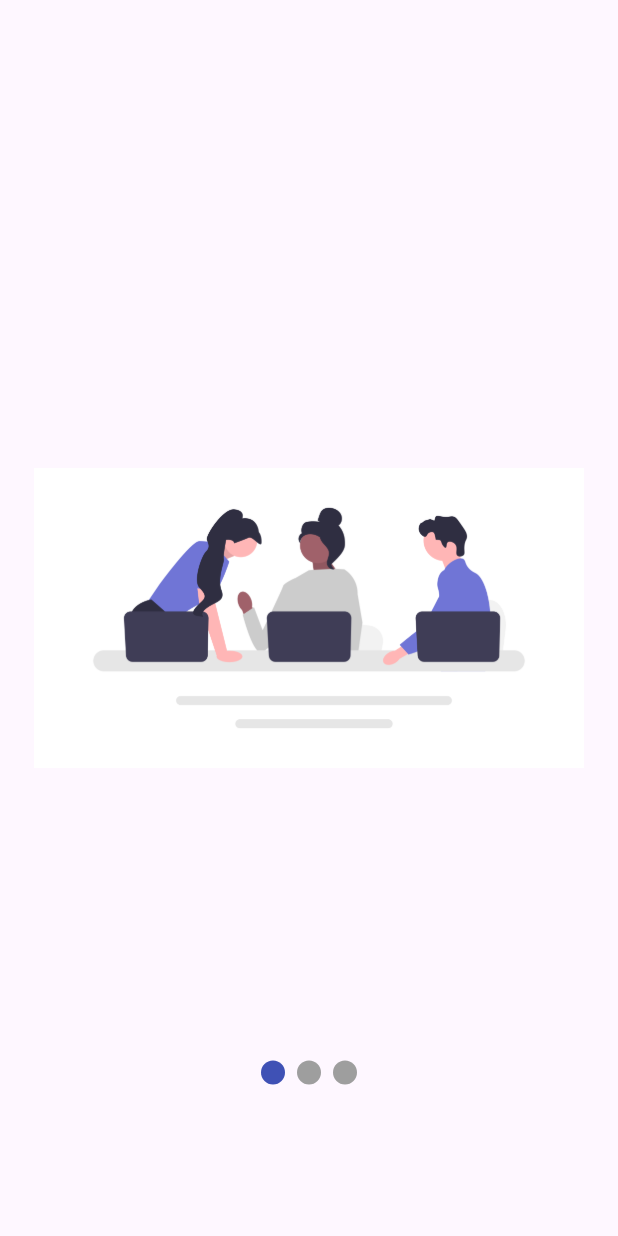
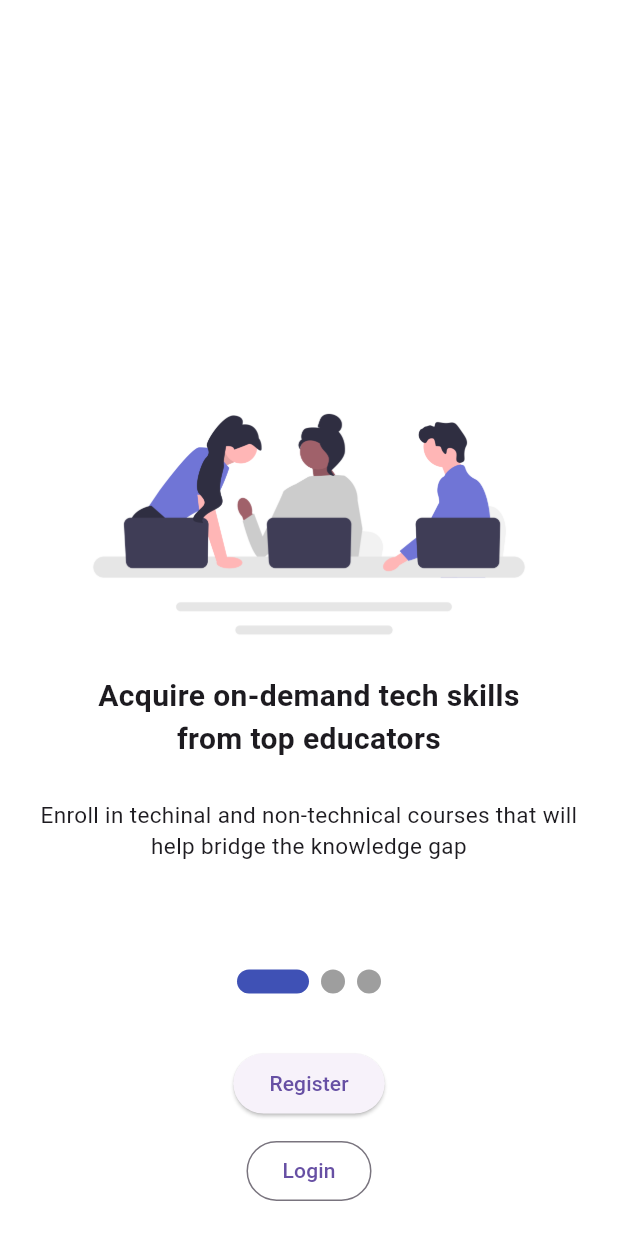
Before and after one commit to Ozurumba007/apt_learn_ui, a Flutter app: the screen it shows after launch, on a phone screen of 412 x 824 dp. Run offline on Flutter 3.47's test engine with Material 2 defaults, Android fonts, the phone set to English and light mode, and no system bars; drawn by our look-alikes of smooth_page_indicator.

Commit message:
added a background color to the intro pages \ added button to the onboarding screen

```diff
--- a/lib/main.dart
+++ b/lib/main.dart
@@ -12,9 +12,8 @@ class MyApp extends StatelessWidget {
   @override
   Widget build(BuildContext context) {
     return MaterialApp(
-      title: 'Flutter Demo',
+      debugShowCheckedModeBanner: false,
       theme: ThemeData(
-        colorScheme: ColorScheme.fromSeed(seedColor: Colors.deepPurple),
         useMaterial3: true,
       ),
       home: const OnboardingScreen(),
--- a/lib/onboarding/intro_page1.dart
+++ b/lib/onboarding/intro_page1.dart
@@ -8,6 +8,7 @@ class IntroPage1 extends StatelessWidget {
   @override
   Widget build(BuildContext context) {
     return Scaffold(
+      backgroundColor: Colors.white,
       body: Padding(
         padding: const EdgeInsets.symmetric(horizontal: 20.0),
         child: Column(
@@ -18,6 +19,19 @@ class IntroPage1 extends StatelessWidget {
               alignment: Alignment(0, 0.25),
               child: Image.asset('assets/community.png'),
             ),
+            Text(
+              'Acquire on-demand tech skills\nfrom top educators',
+              textAlign: TextAlign.center,
+              style: TextStyle(fontWeight: FontWeight.bold, fontSize: 20),
+            ),
+            SizedBox(
+              height: 25,
+            ),
+            Text(
+              'Enroll in techinal and non-technical courses that will help bridge the knowledge gap',
+              textAlign: TextAlign.center,
+              style: TextStyle(fontWeight: FontWeight.w400, fontSize: 15),
+            )
           ],
         ),
       ),
--- a/lib/onboarding/intro_page2.dart
+++ b/lib/onboarding/intro_page2.dart
@@ -8,6 +8,7 @@ class IntroPage2 extends StatelessWidget {
   @override
   Widget build(BuildContext context) {
     return Scaffold(
+      backgroundColor: Colors.white,
       body: Padding(
         padding: const EdgeInsets.symmetric(horizontal: 20.0),
         child: Column(
--- a/lib/onboarding/intro_page3.dart
+++ b/lib/onboarding/intro_page3.dart
@@ -8,6 +8,7 @@ class IntroPage3 extends StatelessWidget {
   @override
   Widget build(BuildContext context) {
     return Scaffold(
+      backgroundColor: Colors.white,
       body: Padding(
         padding: const EdgeInsets.symmetric(horizontal: 20.0),
         child: Column(
--- a/lib/onboarding/onboarding_screen.dart
+++ b/lib/onboarding/onboarding_screen.dart
@@ -28,10 +28,25 @@ class _OnboardingScreenState extends State<OnboardingScreen> {
             ],
           ),
           Container(
-            alignment: Alignment(0, 0.75),
+            alignment: Alignment(0, 0.60),
             child: SmoothPageIndicator(
               controller: _controller,
+              effect: ExpandingDotsEffect(),
               count: 3,
+            ),
+          ),
+          Container(
+            alignment: Alignment(0, 0.80),
+            child: ElevatedButton(
+              onPressed: () {},
+              child: Text('Register'),
+            ),
+          ),
+          Container(
+            alignment: Alignment(0, 0.95),
+            child: OutlinedButton(
+              onPressed: () {},
+              child: Text('Login'),
             ),
           ),
         ],
```
